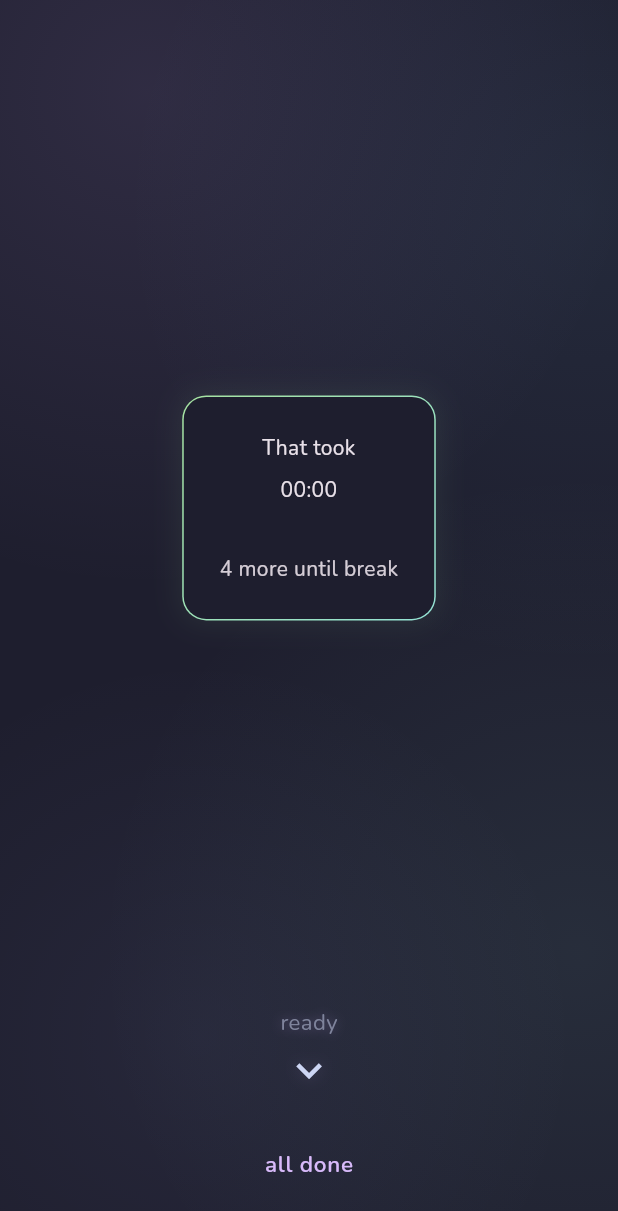
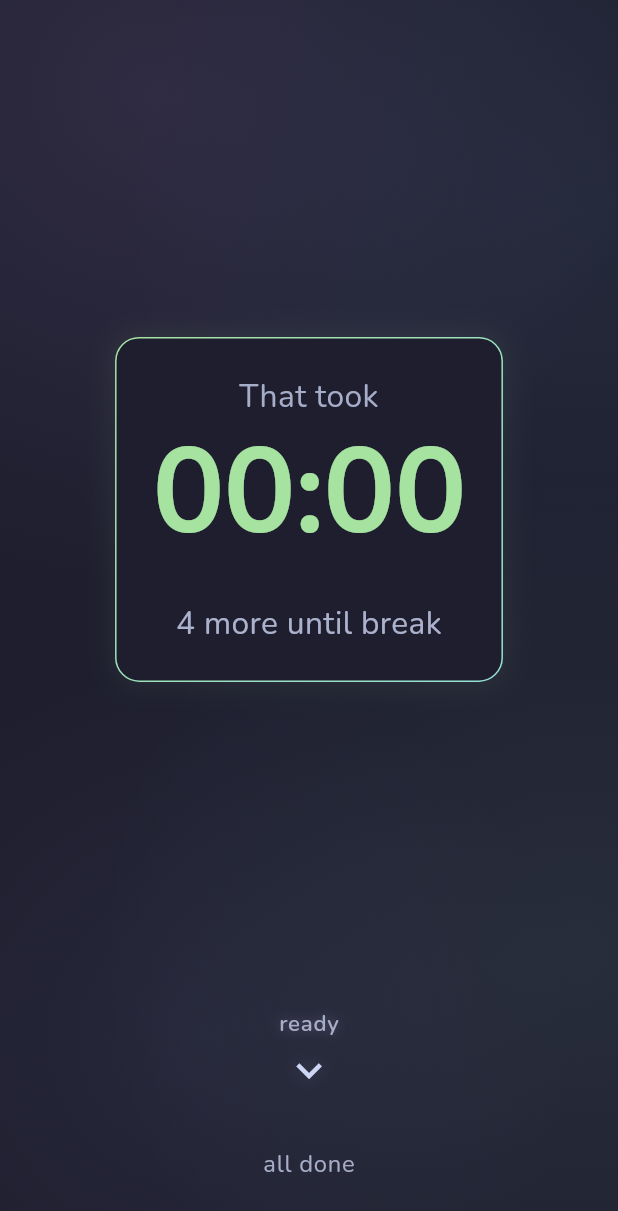
Before and after one commit to vocino/chunk, a Flutter app: the screen it shows after launch, swiped to page 3, on a phone screen of 412 x 824 dp. Shown: the top 1211 px of the screen. Run offline on Flutter 3.47's test engine with Material 3 defaults, Android fonts, the light colour scheme and no system bars; our stand-ins replace audioplayers, shared_preferences; missing offline and left inert: dart:js_interop.

Commit message:
style: apply type roles across all cards
Every Text widget moves to a theme role: hero display on start,
tabular hero numerals on completion/break, tracked labels on arrows
and pills, caption micro-labels, aligned tabular summary rows. Small
text moves to subtext0+ for contrast; no light weights remain.

```diff
--- a/lib/screens/session_screen.dart
+++ b/lib/screens/session_screen.dart
@@ -227,25 +227,17 @@ class _SessionScreenState extends State<SessionScreen> {
             Text(
               'Ready?',
               textAlign: TextAlign.center,
-              style: AppTheme.headingLarge(context).copyWith(color: AppTheme.mauve),
+              style: AppTheme.display(context).copyWith(color: AppTheme.mauve),
             ),
             const SizedBox(height: 8),
             Text(
               'One question at a time',
-              style: TextStyle(
-                fontSize: 16 * AppTheme.scaleFactor(context),
-                fontWeight: FontWeight.w400,
-                color: AppTheme.subtext0,
-              ),
+              style: AppTheme.body(context).copyWith(color: AppTheme.subtext0),
             ),
             const SizedBox(height: 24),
             Text(
               'break time',
-              style: TextStyle(
-                fontSize: 14 * AppTheme.scaleFactor(context),
-                fontWeight: FontWeight.w400,
-                color: AppTheme.overlay1,
-              ),
+              style: AppTheme.caption(context),
             ),
             const SizedBox(height: 12),
             BreakTimerSelector(
--- a/lib/widgets/advance_arrow.dart
+++ b/lib/widgets/advance_arrow.dart
@@ -95,10 +95,10 @@ class _AdvanceArrowState extends State<AdvanceArrow>
                 children: [
                   Text(
                     widget.label,
-                    style: TextStyle(
-                      fontSize: (widget.enlarged ? 18 : 14) * AppTheme.scaleFactor(context),
-                      fontWeight: FontWeight.w400,
-                      color: AppTheme.overlay1,
+                    style: AppTheme.label(
+                      context,
+                      widget.enlarged ? 17 : 14,
+                    ).copyWith(
                       shadows: [
                         Shadow(
                           color: AppTheme.mauve.withValues(alpha: 0.3),
--- a/lib/widgets/completion_card.dart
+++ b/lib/widgets/completion_card.dart
@@ -113,12 +113,12 @@ class _CompletionCardState extends State<CompletionCard>
                     opacity: _labelOpacity,
                     child: Text(
                       'That took',
-                      style:
-                          AppTheme.bodyLarge(context).copyWith(color: AppTheme.overlay1),
+                      style: AppTheme.body(context)
+                          .copyWith(color: AppTheme.subtext0),
                       textAlign: TextAlign.center,
                     ),
                   ),
-                  const SizedBox(height: 8),
+                  const SizedBox(height: AppTheme.spaceXS),
                   AnimatedBuilder(
                     animation: _revealController,
                     builder: (context, child) {
@@ -132,14 +132,13 @@ class _CompletionCardState extends State<CompletionCard>
                     },
                     child: Text(
                       widget.formattedTime,
-                      style: AppTheme.headingLarge(context).copyWith(
-                        fontSize: 72 * AppTheme.scaleFactor(context),
+                      style: AppTheme.numerals(context).copyWith(
                         color: AppTheme.green,
                       ),
                       textAlign: TextAlign.center,
                     ),
                   ),
-                  const SizedBox(height: 32),
+                  const SizedBox(height: AppTheme.spaceXL),
                   if (!widget.shouldBreak)
                     SlideTransition(
                       position: _counterSlide,
@@ -147,8 +146,8 @@ class _CompletionCardState extends State<CompletionCard>
                         opacity: _counterOpacity,
                         child: Text(
                           '${widget.questionsUntilBreak} more until break',
-                          style: AppTheme.bodyLarge(context)
-                              .copyWith(color: AppTheme.overlay1),
+                          style: AppTheme.body(context)
+                              .copyWith(color: AppTheme.subtext1),
                           textAlign: TextAlign.center,
                         ),
                       ),
@@ -161,14 +160,13 @@ class _CompletionCardState extends State<CompletionCard>
               label: widget.shouldBreak ? 'break time' : 'ready',
               onTap: widget.onAdvance,
             ),
-            const SizedBox(height: 8),
+            const SizedBox(height: AppTheme.spaceXS),
             TextButton(
               onPressed: widget.onDone,
               child: Text(
                 'all done',
-                style: AppTheme.bodyLarge(context).copyWith(
-                  color: AppTheme.overlay1,
-                  fontSize: 16 * AppTheme.scaleFactor(context),
+                style: AppTheme.label(context).copyWith(
+                  fontWeight: FontWeight.w400,
                 ),
               ),
             ),
```
Also changed, not shown: lib/widgets/break_card.dart (+11 -18 lines), lib/widgets/break_timer_selector.dart (+4 -6 lines), lib/widgets/summary_card.dart (+27 -14 lines).
